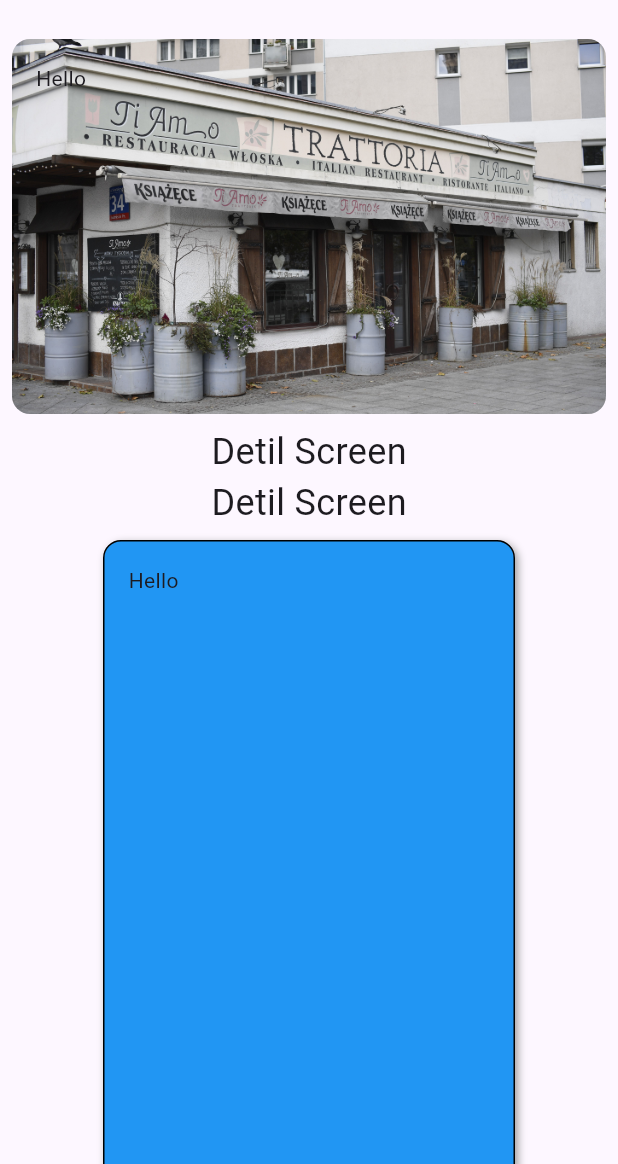
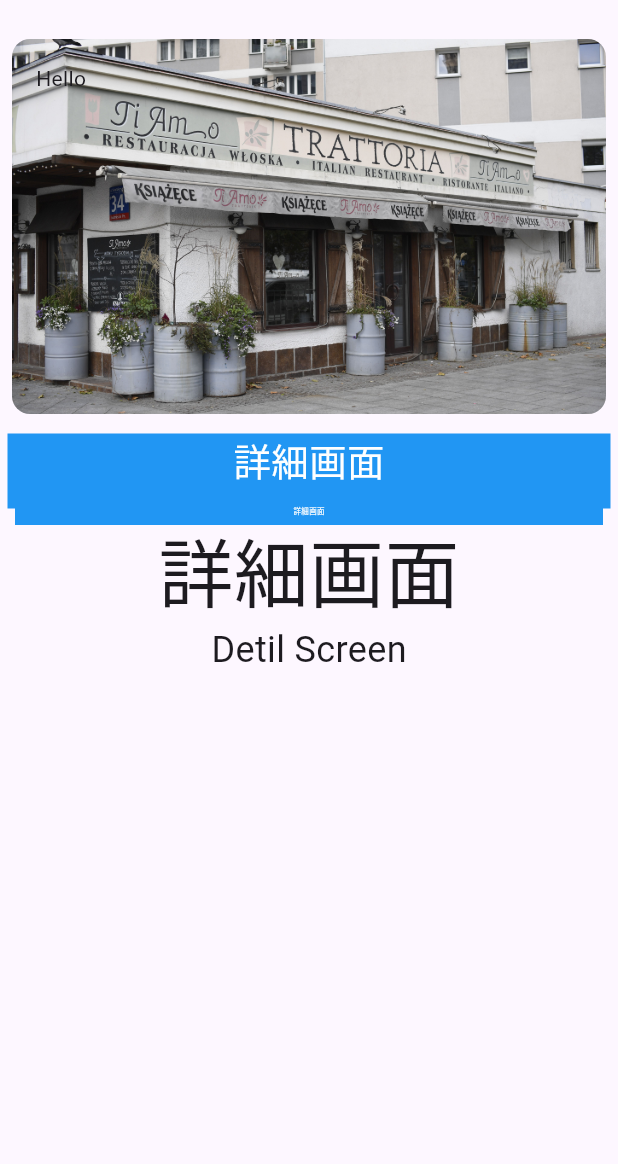
Before and after one commit to sdquang75/CyChronos-pv, a Flutter app: the DetilScreen screen opened by its route, on a phone screen of 412 x 824 dp, the part 72-1236 px from its top. Run offline on Flutter 3.47's test engine with Material 3 defaults, Android fonts, the phone set to English and light mode, and no system bars; our stand-ins replace firebase_auth, firebase_core, flutter_riverpod, flutter_svg, go_router, google_sign_in; accounts and stored records are empty; statements that could not run were skipped.

Commit message:
DETILのデザイン変更

```diff
--- /dev/null
+++ b/front/cy/devtools_options.yaml
@@ -0,0 +1,3 @@
+description: This file stores settings for Dart & Flutter DevTools.
+documentation: https://docs.flutter.dev/tools/devtools/extensions#configure-extension-enablement-states
+extensions:
--- a/front/cy/lib/features/detil/detil.dart
+++ b/front/cy/lib/features/detil/detil.dart
@@ -40,32 +40,43 @@
               ),
               child: Text('Hello'),
             ),
-            Text(
-              'Detil Screen',
-              style: TextStyle(fontSize: 24),
-            ),
-            Text(
-              'Detil Screen',
-              style: TextStyle(fontSize: 24),
-            ),
             Container(
-              width: MediaQuery.of(context).size.width / 1.5, // 横幅を画面の半分に設定
-              height: 500,
-              padding: EdgeInsets.all(16),
-              margin: EdgeInsets.all(8),
+              width: double.infinity, // 横幅を画面の半分に設定
+              height: 50,
+              margin: EdgeInsets.all(5),
               decoration: BoxDecoration(
                 color: Colors.blue,          // 背景色
-                borderRadius: BorderRadius.circular(12), // 圓角
-                border: Border.all(color: Colors.black), // 邊框
-                boxShadow: [                 // 陰影
-                  BoxShadow(
-                    color: Colors.grey,
-                    blurRadius: 4,
-                    offset: Offset(2, 2),
+              ),
+              child: Column(
+                mainAxisAlignment: MainAxisAlignment.center, // 水平方向の中央揃え
+                children: [
+                   Text(
+                    '詳細画面',
+                    style: TextStyle(fontSize: 25, color: Colors.white), // 文字サイズと色
+                  ),
+                  Container(
+                    width: double.infinity, // 横幅を画面の半分に設定
+                    height: 20,
+                    margin: EdgeInsets.all(5),
+                    decoration: BoxDecoration(
+                      color: Colors.blue,          // 背景色
+                    ),
+                    child: Column(
+                      mainAxisAlignment: MainAxisAlignment.center, // 水平方向の中央揃え
+                      children: [
+                        Text(
+                          '詳細画面',
+                          style: TextStyle(fontSize: 5, color: Colors.white), // 文字サイズと色
+                        ),
+                      ],
+                    ),
                   ),
                 ],
               ),
-              child: Text('Hello'),
+            ),
+            Text(
+              '詳細画面',
+              style: TextStyle(fontSize: 50),
             ),
             Text(
               'Detil Screen',
```
